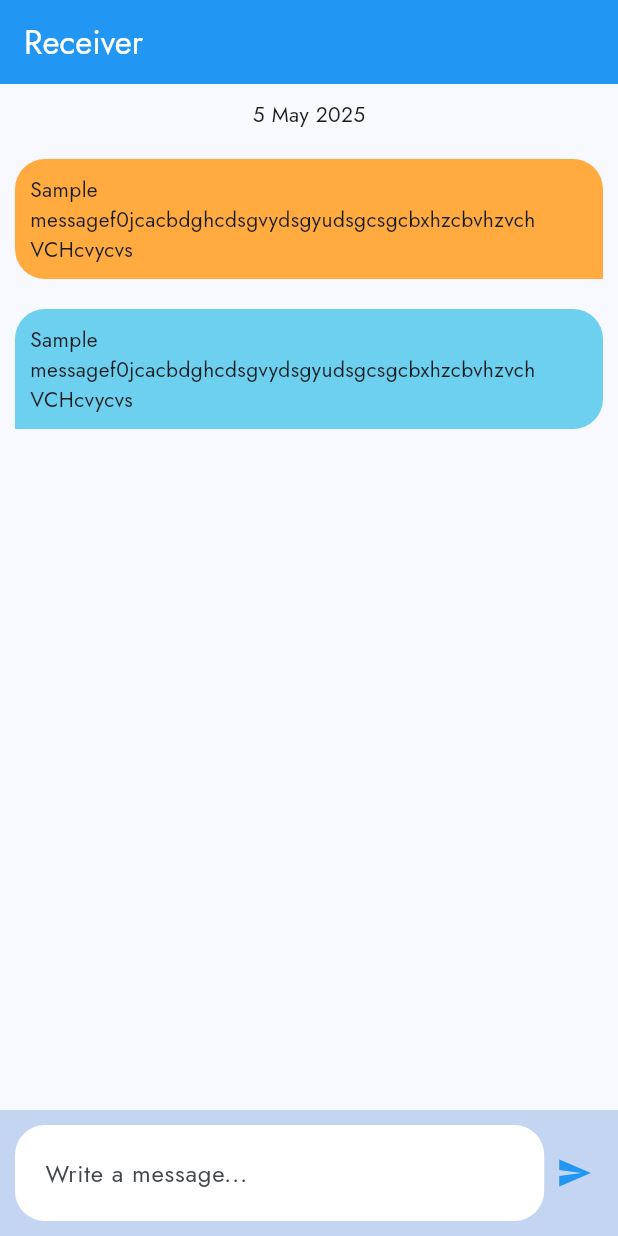
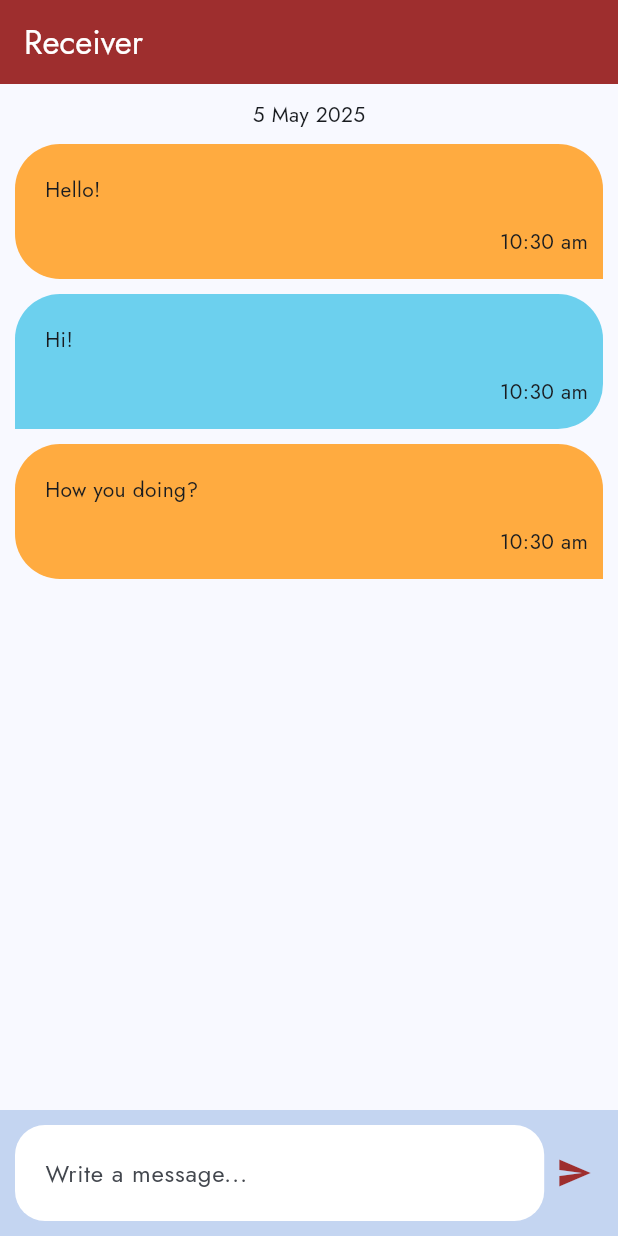
Before and after one commit to abdulrehman202/chat_app, a Flutter app: the screen it shows after launch, on a phone screen of 412 x 824 dp. Run offline on Flutter 3.47's test engine with Material 3 defaults, Android fonts, the phone set to English and light mode, and no system bars; statements that could not run were skipped.

Commit message:
message time in 12 hours

```diff
--- a/lib/View/chat_screen.dart
+++ b/lib/View/chat_screen.dart
@@ -8,8 +8,6 @@ class ChatScreen extends StatefulWidget {
   ChatRoom chatRoom =
       ChatRoom('abc', User('sabc', 'Sender'), User('rabc', 'Receiver'), []);
 
-
-
   ChatScreen({super.key});
 
   @override
@@ -19,34 +17,68 @@ class ChatScreen extends StatefulWidget {
 class _ChatScreenState extends State<ChatScreen> {
   TextEditingController _msgController = TextEditingController();
 
-  Widget messageBubble(bool isSender)
-  {
-    double radius = 20.0;
+  Widget messageBubble(Message message) {
+    DateTime msgTime = message.time;
+    double radius = 30.0;
     BoxDecoration senderDec = BoxDecoration(
       color: Colors.orangeAccent,
-        borderRadius: BorderRadius.only(topLeft: Radius.circular(radius),topRight: Radius.circular(radius),bottomLeft: Radius.circular(radius), ),
+      borderRadius: BorderRadius.only(
+        topLeft: Radius.circular(radius),
+        topRight: Radius.circular(radius),
+        bottomLeft: Radius.circular(radius),
+      ),
     );
 
     BoxDecoration receiverDec = BoxDecoration(
       color: const Color.fromARGB(255, 108, 208, 238),
-        borderRadius: BorderRadius.only(topLeft: Radius.circular(radius),topRight: Radius.circular(radius),bottomRight: Radius.circular(radius), ),
+      borderRadius: BorderRadius.only(
+        topLeft: Radius.circular(radius),
+        topRight: Radius.circular(radius),
+        bottomRight: Radius.circular(radius),
+      ),
     );
-    String temp = '0jcacbdghcdsgvydsgyudsgcsgcbxhzcbvhzvch VCHcvycvs';
     return Align(
-
-          alignment: isSender?Alignment.centerRight:Alignment.centerLeft,
+      alignment: message.sender == widget.chatRoom.sender.id ? Alignment.centerRight : Alignment.centerLeft,
       child: Container(
         alignment: Alignment.centerLeft,
         padding: const EdgeInsets.all(10),
-        margin: const EdgeInsets.all(10),
-        decoration: isSender? senderDec:receiverDec,
-        child: Wrap(
+        margin: const EdgeInsets.only(bottom: 10,left: 10,right: 10),
+        decoration: message.sender == widget.chatRoom.sender.id  ? senderDec : receiverDec,
+        child: Column(
+          crossAxisAlignment: CrossAxisAlignment.start,
+
           children: [
-            Text('Sample messagef'+temp,overflow: TextOverflow.clip,),
+            Padding(
+              padding: const EdgeInsets.all(10),
+              child: Text(
+                message.content,
+                overflow: TextOverflow.clip,
+              ),
+            ),
+            Container(
+                margin: const EdgeInsets.symmetric(vertical: 5),
+                alignment: Alignment.bottomRight,
+                child: Text( get12hrsTime(msgTime) //'${msgTime.hour.toString().padLeft(2,'0')}:${msgTime.minute.toString().padLeft(2,'0')}'
+                ))
           ],
         ),
       ),
     );
+  }
+
+  String get12hrsTime(DateTime dtime)
+  {
+    String time = '';
+    String unit = dtime.hour>12 ?'pm':'am';
+    String min = dtime.minute.toString(), hour = dtime.hour.toString();
+
+    if(dtime.hour>12)
+    {
+      hour = (dtime.hour-12).toString();
+    }
+
+    time = '$hour:$min $unit';
+    return time;
   }
 
   Widget messageWriter() {
@@ -80,7 +112,7 @@ class _ChatScreenState extends State<ChatScreen> {
                     onPressed: sendMsg,
                     icon: const Icon(
                       Icons.send,
-                      color: Colors.blue,
+                      color: Color.fromARGB(255, 158, 46, 46),
                     ),
                   ),
                 ))
@@ -90,7 +122,7 @@ class _ChatScreenState extends State<ChatScreen> {
 
   @override
   Widget build(BuildContext context) {
-    DateTime currentTime  = DateTime.now();
+    DateTime currentTime = DateTime.now();
     return Scaffold(
       resizeToAvoidBottomInset: false,
       bottomNavigationBar: Column(
@@ -107,7 +139,7 @@ class _ChatScreenState extends State<ChatScreen> {
           widget.chatRoom.receiver.name,
           style: const TextStyle(color: Colors.white),
         ),
-        backgroundColor: Colors.blue,
+        backgroundColor: const Color.fromARGB(255, 158, 46, 46),
       ),
       body: SingleChildScrollView(
         child: Column(
@@ -115,9 +147,12 @@ class _ChatScreenState extends State<ChatScreen> {
             Container(
                 alignment: Alignment.center,
                 padding: const EdgeInsets.all(10),
-            child:  Text('${currentTime.day.toString()} ${Constants.getMonth(currentTime.month)} ${currentTime.year.toString()}')),
-          messageBubble(true),
-          messageBubble(false),
+                child: Text(
+                    '${currentTime.day.toString()} ${Constants.getMonth(currentTime.month)} ${currentTime.year.toString()}')),
+            messageBubble(Message('abc', 'Hello!', DateTime.now(), 'sabc', 'rabc')),
+            messageBubble(Message('abc', 'Hi!', DateTime.now(), 'rabc', 'sabc')),
+            messageBubble(Message('abc', 'How you doing?', DateTime.now(), 'sabc', 'rabc')),
+
           ],
         ),
       ),
@@ -127,6 +162,4 @@ class _ChatScreenState extends State<ChatScreen> {
   void sendMsg() {
     _msgController.clear();
   }
-
-
 }
```
Lines whose indentation alone changed are shown as unchanged.
